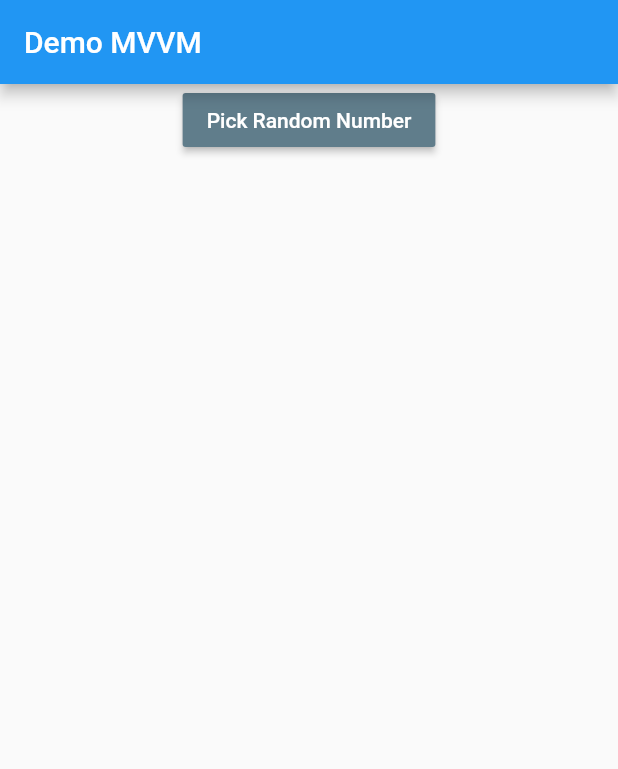
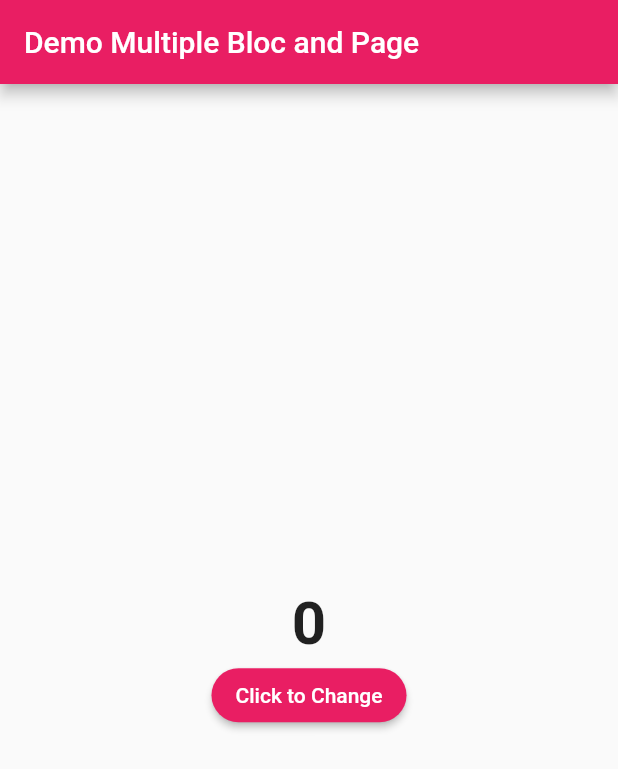
Before and after one commit to farhan1202/belaja_flutter, a Flutter app: the screen it shows after launch, on a phone screen of 412 x 824 dp. Shown: the top 769 px of the screen. Run offline on Flutter 3.47's test engine with Material 2 defaults, Android fonts, the phone set to English and light mode, and no system bars; our stand-ins replace flutter_bloc.

Commit message:
Multi-BLoC in Multipage App

```diff
--- /dev/null
+++ b/lib/bloc/ColorBloc.dart
@@ -0,0 +1,20 @@
+import 'package:flutter/material.dart';
+import 'package:flutter_bloc/flutter_bloc.dart';
+
+enum ColorEvent { toPink, toAmber, toPurple }
+
+class ColorBloc extends Bloc<ColorEvent, Color> {
+  @override
+  // TODO: implement initialState
+  Color get initialState => Colors.pink;
+
+  @override
+  Stream<Color> mapEventToState(ColorEvent event) async* {
+    // TODO: implement mapEventToState
+    yield (event == ColorEvent.toPink)
+        ? Colors.pink
+        : (event == ColorEvent.toAmber)
+            ? Colors.amber
+            : Colors.purple;
+  }
+}
--- /dev/null
+++ b/lib/bloc/CounterBloc.dart
@@ -0,0 +1,13 @@
+import 'package:flutter_bloc/flutter_bloc.dart';
+
+class CounterBloc extends Bloc<int, int> {
+  @override
+  // TODO: implement initialState
+  int get initialState => 0;
+
+  @override
+  Stream<int> mapEventToState(int event) async* {
+    // TODO: implement mapEventToState
+    yield event;
+  }
+}
--- a/lib/bloc/UserBloc.dart
+++ /dev/null
@@ -1,16 +0,0 @@
-import 'package:flutter_application/model/User.dart';
-import 'package:flutter_bloc/flutter_bloc.dart';
-
-class UserBloc extends Bloc<int, User> {
-  @override
-  // TODO: implement initialState
-  User get initialState => UninitializedUser();
-
-  @override
-  Stream<User> mapEventToState(int event) async* {
-    try {
-      User user = await User.getUserFromAPI(event);
-      yield user;
-    } catch (e) {}
-  }
-}
--- a/lib/main.dart
+++ b/lib/main.dart
@@ -1,5 +1,6 @@
 import 'package:flutter/material.dart';
-import 'package:flutter_application/bloc/UserBloc.dart';
+import 'package:flutter_application/bloc/ColorBloc.dart';
+import 'package:flutter_application/bloc/CounterBloc.dart';
 import 'package:flutter_application/ui/MainPage.dart';
 import 'package:flutter_bloc/flutter_bloc.dart';
 
@@ -10,11 +11,18 @@ void main() {
 class MyApp extends StatelessWidget {
   @override
   Widget build(BuildContext context) {
-    return MaterialApp(
-      debugShowCheckedModeBanner: false,
-      home: BlocProvider(
-        create: (context) => UserBloc(),
-        child: MainPage(),
+    return MultiBlocProvider(
+      providers: [
+        BlocProvider<ColorBloc>(
+          create: (context) => ColorBloc(),
+        ),
+        BlocProvider<CounterBloc>(
+          create: (context) => CounterBloc(),
+        ),
+      ],
+      child: MaterialApp(
+        debugShowCheckedModeBanner: false,
+        home: MainPage(),
       ),
     );
   }
--- a/lib/model/User.dart
+++ /dev/null
@@ -1,38 +0,0 @@
-import 'dart:convert';
-import 'package:http/http.dart' as http;
-
-class User {
-  User({
-    this.id,
-    this.email,
-    this.firstName,
-    this.lastName,
-    this.avatar,
-  });
-
-  int id;
-  String email;
-  String firstName;
-  String lastName;
-  String avatar;
-
-  factory User.fromJson(Map<String, dynamic> json) => User(
-        id: json["id"],
-        email: json["email"],
-        firstName: json["first_name"],
-        lastName: json["last_name"],
-        avatar: json["avatar"],
-      );
-
-  static Future<User> getUserFromAPI(int id) async {
-    String apiUrl = "https://reqres.in/api/users/" + id.toString();
-
-    var apiResult = await http.get(apiUrl);
-    var jsonObject = json.decode(apiResult.body);
-    var userData = (jsonObject as Map<String, dynamic>)['data'];
-
-    return User.fromJson(userData);
-  }
-}
-
-class UninitializedUser extends User {}
--- /dev/null
+++ b/lib/ui/DraftPage.dart
@@ -0,0 +1,19 @@
+import 'package:flutter/material.dart';
+
+class DraftPage extends StatelessWidget {
+  final Color backgroundColor;
+  final Widget body;
+
+  const DraftPage({Key key, this.backgroundColor, this.body}) : super(key: key);
+
+  @override
+  Widget build(BuildContext context) {
+    return Scaffold(
+      appBar: AppBar(
+        backgroundColor: backgroundColor,
+        title: Text("Demo Multiple Bloc and Page"),
+      ),
+      body: body,
+    );
+  }
+}
--- a/lib/ui/MainPage.dart
+++ b/lib/ui/MainPage.dart
@@ -1,39 +1,43 @@
-import 'dart:math';
-
 import 'package:flutter/material.dart';
-import 'package:flutter_application/bloc/UserBloc.dart';
-import 'package:flutter_application/model/User.dart';
-import 'package:flutter_application/ui/UserCard.dart';
+import 'package:flutter_application/bloc/ColorBloc.dart';
+import 'package:flutter_application/bloc/CounterBloc.dart';
+import 'package:flutter_application/ui/DraftPage.dart';
+import 'package:flutter_application/ui/SecondPage.dart';
 import 'package:flutter_bloc/flutter_bloc.dart';
 
 class MainPage extends StatelessWidget {
-  Random r = Random();
-
   @override
   Widget build(BuildContext context) {
-    UserBloc bloc = BlocProvider.of<UserBloc>(context);
-    return Scaffold(
-      appBar: AppBar(
-        title: Text("Demo MVVM"),
+    return BlocBuilder<ColorBloc, Color>(
+      builder: (context, state) => DraftPage(
+        backgroundColor: state,
+        body: Center(
+            child: Column(
+          mainAxisSize: MainAxisSize.min,
+          children: [
+            BlocBuilder<CounterBloc, int>(
+              builder: (context, state) => Text(
+                state.toString(),
+                style: TextStyle(fontSize: 40, fontWeight: FontWeight.w700),
               ),
-      body: Column(
-        crossAxisAlignment: CrossAxisAlignment.center,
-        children: [
+            ),
             RaisedButton(
-            textColor: Colors.white,
-            color: Colors.blueGrey,
               onPressed: () {
-              bloc.add(r.nextInt(10) + 1);
+                Navigator.push(
+                    context,
+                    MaterialPageRoute(
+                      builder: (context) => SecondPage(),
+                    ));
               },
-            child: Text("Pick Random Number"),
+              child: Text(
+                "Click to Change",
+                style: TextStyle(color: Colors.white),
               ),
-          BlocBuilder<UserBloc, User>(
-              builder: (context, state) => (state is UninitializedUser)
-                  ? Container()
-                  : UserCard(
-                      user: state,
-                    ))
+              color: state,
+              shape: StadiumBorder(),
+            )
           ],
+        )),
       ),
     );
   }
```
Also changed, not shown: lib/ui/SecondPage.dart (added, +72 -0 lines), lib/ui/UserCard.dart (deleted, +0 -45 lines). Lines whose indentation alone changed are shown as unchanged.
